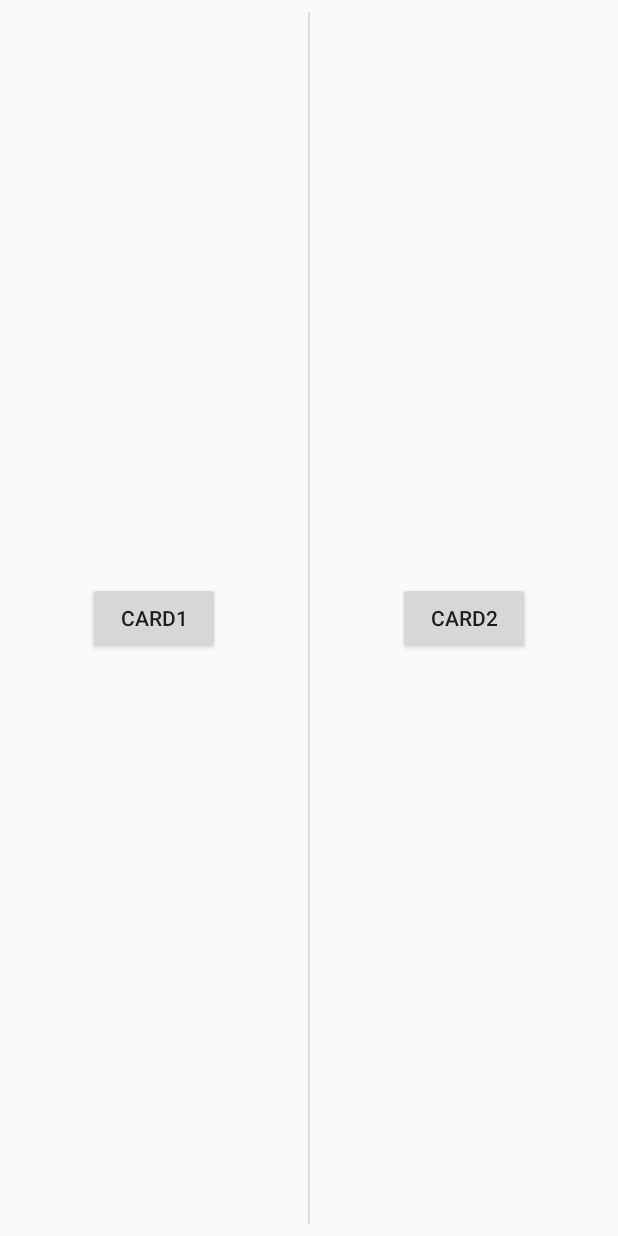
After one commit to Johnny1023/ComputerScience30Final, an Android app: the layout fragment_ecg.xml on its own in the app's theme, with its tools: preview values and no code run, on a phone screen of 412 x 824 dp. The commit adds this screen. Run offline under Robolectric (Android 15) with nearby library versions, the phone set to English and light mode, and no system bars.

Commit message:
20-01-09
Signed-off-by: Johnny1023 <Johnny1023@users.noreply.github.com>

```diff
--- a/app/build.gradle
+++ b/app/build.gradle
@@ -22,7 +22,13 @@ dependencies {
     implementation fileTree(dir: 'libs', include: ['*.jar'])
     implementation 'androidx.appcompat:appcompat:1.1.0'
     implementation 'androidx.constraintlayout:constraintlayout:1.1.3'
+    implementation 'androidx.legacy:legacy-support-v4:1.0.0'
     testImplementation 'junit:junit:4.12'
     androidTestImplementation 'androidx.test.ext:junit:1.1.1'
     androidTestImplementation 'androidx.test.espresso:espresso-core:3.2.0'
+    implementation 'androidx.cardview:cardview:1.0.0'
+    implementation 'com.google.android.material:material:1.0.0'
+    implementation 'androidx.navigation:navigation-runtime:2.1.0'
+    implementation "androidx.navigation:navigation-fragment:2.1.0"
+    implementation "androidx.navigation:navigation-ui:2.1.0"
 }
--- /dev/null
+++ b/app/src/main/res/layout/fragment_ecg.xml
@@ -0,0 +1,78 @@
+<?xml version="1.0" encoding="utf-8"?>
+<androidx.constraintlayout.widget.ConstraintLayout
+    xmlns:android="http://schemas.android.com/apk/res/android"
+    xmlns:app="http://schemas.android.com/apk/res-auto"
+    xmlns:tools="http://schemas.android.com/tools"
+    android:layout_width="match_parent"
+    android:layout_height="match_parent"
+    tools:context=".host">
+
+
+    <androidx.constraintlayout.widget.ConstraintLayout
+        android:id="@+id/card_display"
+        android:layout_width="match_parent"
+        android:layout_height="wrap_content"
+        app:layout_constraintEnd_toEndOf="parent"
+        app:layout_constraintStart_toStartOf="parent"
+        app:layout_constraintTop_toTopOf="parent">
+
+        <Button
+            android:id="@+id/card1"
+            android:layout_width="wrap_content"
+            android:layout_height="wrap_content"
+
+            android:layout_marginStart="8dp"
+            android:layout_marginTop="8dp"
+            android:layout_marginEnd="8dp"
+            android:layout_marginBottom="8dp"
+            android:text="Card1"
+            app:layout_constraintBottom_toBottomOf="parent"
+            app:layout_constraintEnd_toStartOf="@+id/divider"
+            app:layout_constraintStart_toStartOf="parent"
+            app:layout_constraintTop_toTopOf="parent" />
+
+        <View
+            android:id="@+id/divider"
+            android:layout_width="1dp"
+            android:layout_height="match_parent"
+            android:layout_marginTop="8dp"
+            android:layout_marginBottom="8dp"
+            android:background="?android:attr/listDivider"
+            app:layout_constraintBottom_toBottomOf="parent"
+            app:layout_constraintEnd_toEndOf="parent"
+            app:layout_constraintStart_toStartOf="parent"
+            app:layout_constraintTop_toTopOf="parent" />
+
+        <Button
+            android:id="@+id/card2"
+            android:layout_width="wrap_content"
+            android:layout_height="wrap_content"
+            android:layout_marginStart="8dp"
+            android:layout_marginTop="8dp"
+            android:layout_marginEnd="8dp"
+            android:layout_marginBottom="8dp"
+            android:text="Card2"
+            app:layout_constraintBottom_toBottomOf="parent"
+            app:layout_constraintEnd_toEndOf="parent"
+            app:layout_constraintStart_toEndOf="@+id/divider"
+            app:layout_constraintTop_toTopOf="parent" />
+
+    </androidx.constraintlayout.widget.ConstraintLayout>
+
+    <androidx.constraintlayout.widget.ConstraintLayout
+        android:id="@+id/constraintLayout"
+        android:layout_width="match_parent"
+        android:layout_height="0dp"
+        app:layout_constraintBottom_toBottomOf="parent"
+        app:layout_constraintEnd_toEndOf="parent"
+        app:layout_constraintStart_toStartOf="parent"
+        app:layout_constraintTop_toBottomOf="@+id/card_display">
+
+        <androidx.appcompat.widget.AppCompatTextView
+            android:layout_width="match_parent"
+            android:layout_height="match_parent"
+            android:id="@+id/text_window" />
+
+    </androidx.constraintlayout.widget.ConstraintLayout>
+
+</androidx.constraintlayout.widget.ConstraintLayout>
--- a/app/src/main/res/values/strings.xml
+++ b/app/src/main/res/values/strings.xml
@@ -1,3 +1,7 @@
 <resources>
     <string name="app_name">Card Games Inventory</string>
+    <string name="environment_card_game">Environmentally Conscious Game</string>
+
+    <!-- TODO: Remove or change this placeholder text -->
+    <string name="hello_blank_fragment">Hello blank fragment</string>
 </resources>
--- a/build.gradle
+++ b/build.gradle
@@ -7,7 +7,7 @@ buildscript {
 
     }
     dependencies {
-        classpath 'com.android.tools.build:gradle:3.5.2'
+        classpath 'com.android.tools.build:gradle:3.5.3'
 
         // NOTE: Do not place your application dependencies here; they belong
         // in the individual module build.gradle files
```
Also changed, not shown: app/src/main/java/com/jophnny/myapplication/ECG.java (added, +109 -0 lines), app/src/main/java/com/jophnny/myapplication/MainActivity.java (+27 -0 lines), app/src/main/java/com/jophnny/myapplication/host.java (added, +97 -0 lines), app/src/main/res/layout/activity_main.xml (+19 -11 lines), app/src/main/res/layout/fragment_host.xml (added, +14 -0 lines), app/src/main/res/navigation/nav_graph.xml (added, +28 -0 lines).
